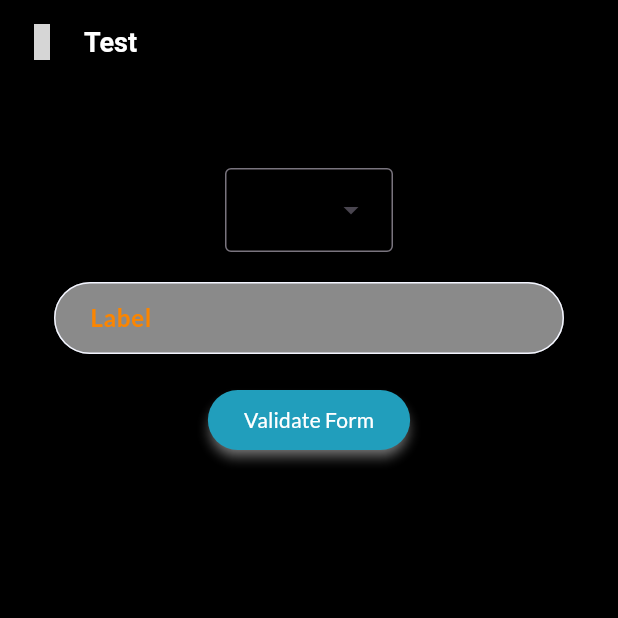
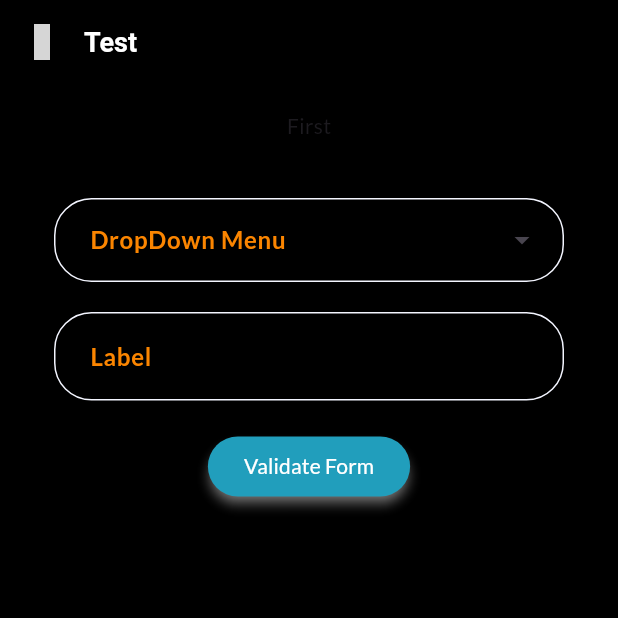
Before and after one commit to Dhanraj-Awatade/landServ_flutter_app, a Flutter app: the screen it shows after launch, after a tap on "Land Services", after a tap on "Surveys", after a tap on "First", on a phone screen of 412 x 824 dp, the top half of it. Run offline on Flutter 3.47's test engine with Material 3 defaults, Android fonts, the phone set to English and light mode, and no system bars; our stand-ins replace google_nav_bar, iconsax, lucide_icons; grey boxes are pictures that could not be loaded.

Commit message:
Refactored Project

```diff
--- a/lib/app.dart
+++ b/lib/app.dart
@@ -16,7 +16,8 @@ class App extends StatelessWidget {
       debugShowCheckedModeBanner: false,
       // initialRoute: '/alterhome',
       home: MyNavBar(),
-      routes: MyRoutes.allRoutes
+      // routes: MyRoutes.allRoutes,
+      onGenerateRoute: (settings) => MyRoutes.allRoutes(settings),
     );
   }
 }
--- a/lib/components/HomePage/services_list.dart
+++ b/lib/components/HomePage/services_list.dart
@@ -25,8 +25,13 @@ class ServicesList extends StatelessWidget {
               overlayColor: WidgetStatePropertyAll(MyColors.secondary),
               splashFactory: InkRipple.splashFactory,
             ),
-            // onPressed: ()=>ScaffoldMessenger.of(context).showSnackBar(mySnackBar('Tapped ${MyLists.homePageCategoryLists[categoryIndex][index]}')),
-            onPressed: () => Navigator.pushNamed(context, '/satbara'),
+            onPressed: () => {
+              // ScaffoldMessenger.of(context).showSnackBar(mySnackBar(
+              // 'Navigating to ${MyLists.homePageCategoryLists[categoryIndex][index]}')),
+              Navigator.pushNamed(context, '/service', arguments: {
+                "title": MyLists.homePageCategoryLists[categoryIndex][index]
+              })
+            },
             child: Padding(
               padding: CustomSizes.safetyPadding,
               child: Text(
--- a/lib/components/custom_form.dart
+++ b/lib/components/custom_form.dart
@@ -1,6 +1,7 @@
 import 'package:flutter/material.dart';
 import 'package:mahareal_flutter_app/components/snackbar.dart';
 import 'package:mahareal_flutter_app/components/text_form_field.dart';
+import 'package:mahareal_flutter_app/configs/constants/colors.dart';
 import 'package:mahareal_flutter_app/configs/constants/sizes.dart';
 
 class CustomForm extends StatefulWidget {
@@ -25,7 +26,31 @@ class _CustomFormState extends State<CustomForm> {
           crossAxisAlignment: CrossAxisAlignment.center,
           children: [
             SizedBox(height: CustomSizes.defaultSpace),
-            DropdownMenu(dropdownMenuEntries: []),
+            DropdownMenu(
+              label: Text(
+                "DropDown Menu",
+                style: TextStyle(
+                    color: MyColors.secondary, fontWeight: FontWeight.bold),
+              ),
+              hintText: "Select a value",
+              enableSearch: true,
+              enableFilter: true,
+              width: double.infinity,
+              menuStyle: MenuStyle(
+                elevation: WidgetStatePropertyAll(CustomSizes.buttonElevation),
+                shadowColor: WidgetStatePropertyAll(MyColors.tertiary),
+                shape: WidgetStatePropertyAll(
+                  RoundedRectangleBorder(
+                    borderRadius: CustomSizes.maxCircularBorderRadius,
+                  ),
+                ),
+              ),
+              dropdownMenuEntries: [
+                DropdownMenuEntry(value: 1, label: 'Hehe'),
+                DropdownMenuEntry(value: 2, label: 'Hihi'),
+                DropdownMenuEntry(value: 3, label: 'Hoho'),
+              ],
+            ),
             SizedBox(height: CustomSizes.defaultSpace),
             CustomTextFormField(
               label: "Label",
--- a/lib/components/text_form_field.dart
+++ b/lib/components/text_form_field.dart
@@ -25,6 +25,7 @@ class CustomTextFormField extends StatelessWidget {
       textAlign: TextAlign.start,
       style: TextStyle(
         color: MyColors.textWhite,
+        fontSize: CustomSizes.regularFont,
       ),
       decoration: InputDecoration(
         label: Text(label),
@@ -34,8 +35,8 @@ class CustomTextFormField extends StatelessWidget {
         ),
         alignLabelWithHint: true,
         floatingLabelAlignment: FloatingLabelAlignment.start,
-        contentPadding: EdgeInsets.only(left: CustomSizes.defaultSpace),
-        filled: true,
+        contentPadding: CustomSizes.inputPadding,
+        filled: false,
         hintText: hint,
         hintStyle: TextStyle(color: MyColors.darkTransluscent),
         fillColor: MyColors.lightTransluscent,
--- /dev/null
+++ b/lib/configs/constants/api_constants.dart
@@ -0,0 +1,3 @@
+/* Add Secrets Here */
+
+class ApiConstants {}
--- /dev/null
+++ b/lib/configs/constants/enums.dart
@@ -0,0 +1 @@
+enum TextSizes { small, medium, large }
--- a/lib/configs/constants/lists.dart
+++ b/lib/configs/constants/lists.dart
@@ -1,15 +1,23 @@
-
 import 'package:mahareal_flutter_app/pages/consult_page.dart';
 import 'package:mahareal_flutter_app/pages/home_page.dart';
 import 'package:mahareal_flutter_app/pages/vault_page.dart';
 
-class MyLists{
+class MyLists {
   MyLists._();
 
 /* Lists */
-static List homePageCategoryLists = [allServicesDescList,landDocumentsList,landServicesList,surveysList];
+  static List homePageCategoryLists = [
+    allServicesDescList,
+    landDocumentsList,
+    landServicesList,
+    surveysList
+  ];
 
-static const List bottomNavBarRouteList = [HomePage(),VaultPage(),ConsultPage()];
+  static const List bottomNavBarRouteList = [
+    HomePage(),
+    VaultPage(),
+    ConsultPage()
+  ];
 
   static const List servicesIconList = [
     "First",
@@ -17,7 +25,9 @@ static const List servicesIconList = [
     "Third",
   ];
 
-static List allServicesDescList = landDocumentsList + landServicesList + surveysList;
+/* Services Lists */
+  static List allServicesDescList =
+      landDocumentsList + landServicesList + surveysList;
 
   static const List landDocumentsList = [
     "7/12 Services",
@@ -47,4 +57,9 @@ static const List surveysList = [
     "Sec",
     "Third",
   ];
+
+/* Services Dropdown Lists */
+  static const Map<String, List<String>> servicesDropdownLists = {
+    // ToDo: Prepare list of Dropdowns all Services
+  };
 }
--- a/lib/configs/constants/routes.dart
+++ b/lib/configs/constants/routes.dart
@@ -1,20 +1,44 @@
-import 'package:flutter/cupertino.dart';
+import 'package:flutter/material.dart';
 import 'package:mahareal_flutter_app/pages/consult_page.dart';
 import 'package:mahareal_flutter_app/pages/home_page.dart';
-import 'package:mahareal_flutter_app/pages/services/landDocuments/satbara.dart';
+import 'package:mahareal_flutter_app/pages/service_page.dart';
 import 'package:mahareal_flutter_app/pages/profile_page.dart';
 import 'package:mahareal_flutter_app/pages/vault_page.dart';
 
 class MyRoutes {
   MyRoutes._();
 
-  static Map<String,WidgetBuilder> allRoutes ={
-      '/home': (context) => const HomePage(),
-      '/profile': (context) => const ProfilePage(),
-      '/vault': (context) => const VaultPage(),
-      '/consult' :(context)=> const ConsultPage(),
-      // '/alterhome': (context) => const AlternateHomepage(),
-    '/satbara': (context) => const Satbara(),
+  // static Map<String, WidgetBuilder> allRoutes = {
+  //   '/home': (context) => const HomePage(),
+  //   '/profile': (context) => const ProfilePage(),
+  //   '/vault': (context) => const VaultPage(),
+  //   '/consult': (context) => const ConsultPage(),
+  //   // '/alterhome': (context) => const AlternateHomepage(),
+  //   '/service': (context) => const ServicePage(),
+  // };
+  static allRoutes(settings) {
+    final args = settings.arguments as Map;
 
-  };
+    switch (settings.name) {
+      case '/home':
+        return MaterialPageRoute(builder: (context) => const HomePage());
+      case '/profile':
+        return MaterialPageRoute(builder: (context) => const ProfilePage());
+      case '/vault':
+        return MaterialPageRoute(builder: (context) => const VaultPage());
+      case '/consult':
+        return MaterialPageRoute(builder: (context) => const ConsultPage());
+      case '/service':
+        {
+          return MaterialPageRoute(
+              builder: (context) => args['title'] != null
+                  ? ServicePage(title: args['title'])
+                  : const ServicePage(
+                      title: "Service Page",
+                    ));
+        }
+      default:
+        return MaterialPageRoute(builder: (context) => const HomePage());
+    }
+  }
 }
--- a/lib/configs/constants/sizes.dart
+++ b/lib/configs/constants/sizes.dart
@@ -8,6 +8,8 @@ class CustomSizes {
   static const listPadding = EdgeInsets.all(18);
   static const double defaultBorderWidth = 2;
   static const double smallBorderWidth = 1;
+  static const inputPadding =
+      EdgeInsets.fromLTRB(CustomSizes.defaultSpace, 16, 0, 16);
 
   //Elevations
   static const double buttonElevation = 3;
@@ -19,6 +21,10 @@ class CustomSizes {
 
   // Radii
   static const maxCircularRadius = Radius.circular(25);
+  static final maxCircularBorderRadius = BorderRadius.circular(25);
+
+  // Heights
+  // static const double inputHeight = 50;
 
   //spaces
   static const double defaultSpace = 20;
--- /dev/null
+++ b/lib/configs/constants/text_strings.dart
@@ -0,0 +1,3 @@
+class TextStrings {
+  TextStrings._();
+}
--- /dev/null
+++ b/lib/configs/utils/device_utils.dart
@@ -0,0 +1,3 @@
+class DeviceUtils {
+  static void hideKeyboard() {}
+}
--- /dev/null
+++ b/lib/pages/service_page.dart
@@ -0,0 +1,27 @@
+import 'package:flutter/material.dart';
+import 'package:mahareal_flutter_app/components/custom_form.dart';
+import 'package:mahareal_flutter_app/configs/constants/sizes.dart';
+
+import '../components/appbar.dart';
+
+class ServicePage extends StatelessWidget {
+  final String title;
+
+  const ServicePage({super.key, required this.title});
+
+  @override
+  Widget build(BuildContext context) {
+    return Scaffold(
+      appBar: myAppBar("Test", context),
+      body: Padding(
+        padding: CustomSizes.safetyPadding,
+        child: Column(
+          children: [
+            Text(title),
+            CustomForm(),
+          ],
+        ),
+      ),
+    );
+  }
+}
--- a/lib/pages/services/landDocuments/satbara.dart
+++ /dev/null
@@ -1,20 +0,0 @@
-import 'package:flutter/material.dart';
-import 'package:mahareal_flutter_app/components/custom_form.dart';
-import 'package:mahareal_flutter_app/configs/constants/sizes.dart';
-
-import '../../../components/appbar.dart';
-
-class Satbara extends StatelessWidget {
-  const Satbara({super.key});
-
-  @override
-  Widget build(BuildContext context) {
-    return  Scaffold(
-      appBar: myAppBar("Test",context),
-      body: Padding(
-        padding: CustomSizes.safetyPadding,
-        child: CustomForm(),
-      ),
-    );
-  }
-}
--- a/lib/theme/main_theme.dart
+++ b/lib/theme/main_theme.dart
@@ -34,6 +34,22 @@ class MainTheme {
         overlayColor: WidgetStatePropertyAll(MyColors.bgNavy),
       ),
     ),
+    dropdownMenuTheme: DropdownMenuThemeData(
+      textStyle: TextStyle(color: MyColors.textWhite),
+      inputDecorationTheme: InputDecorationTheme(
+        filled: false,
+        // fillColor: MyColors.lightTransluscent,
+        alignLabelWithHint: true,
+        contentPadding: CustomSizes.inputPadding,
+        enabledBorder: OutlineInputBorder(
+          borderSide: BorderSide(
+            width: CustomSizes.smallBorderWidth,
+            color: MyColors.lightContainer,
+          ),
+          borderRadius: BorderRadius.all(CustomSizes.maxCircularRadius),
+        ),
+      ),
+    ),
     bottomNavigationBarTheme: BottomNavigationBarThemeData(
         elevation: 0,
         backgroundColor: MyColors.bgLight,
```
Lines whose indentation alone changed are shown as unchanged.
